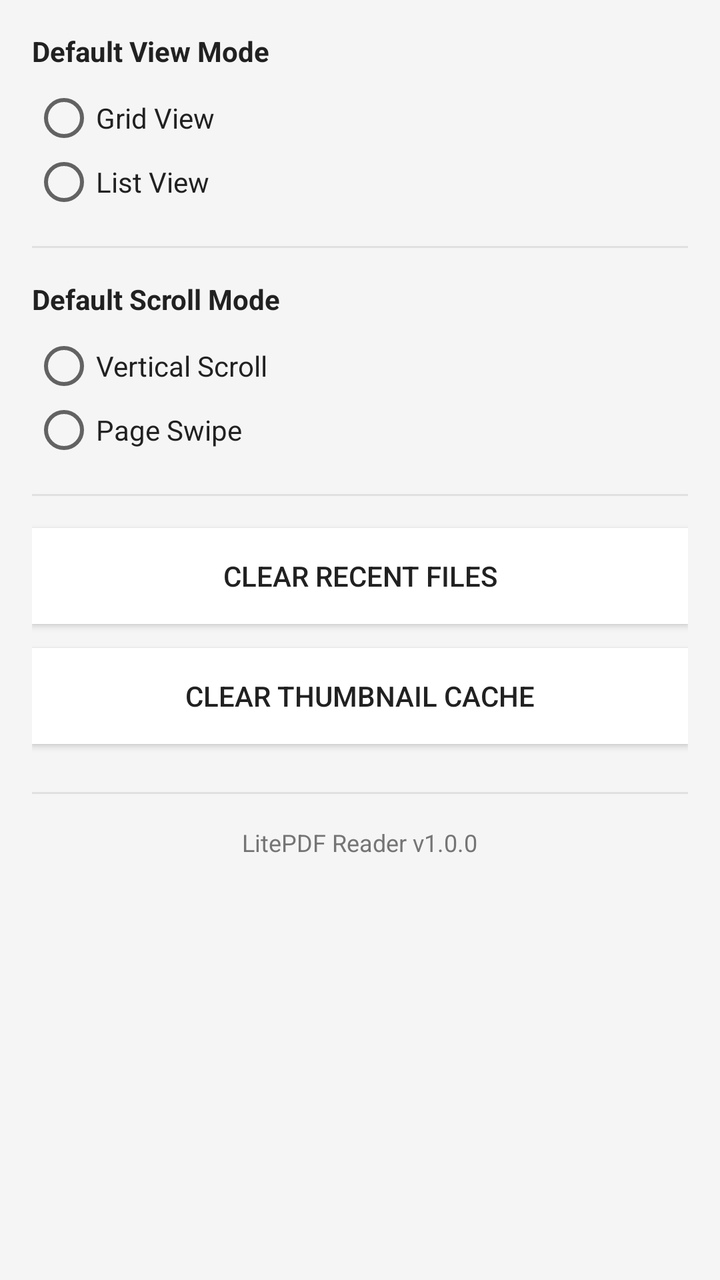
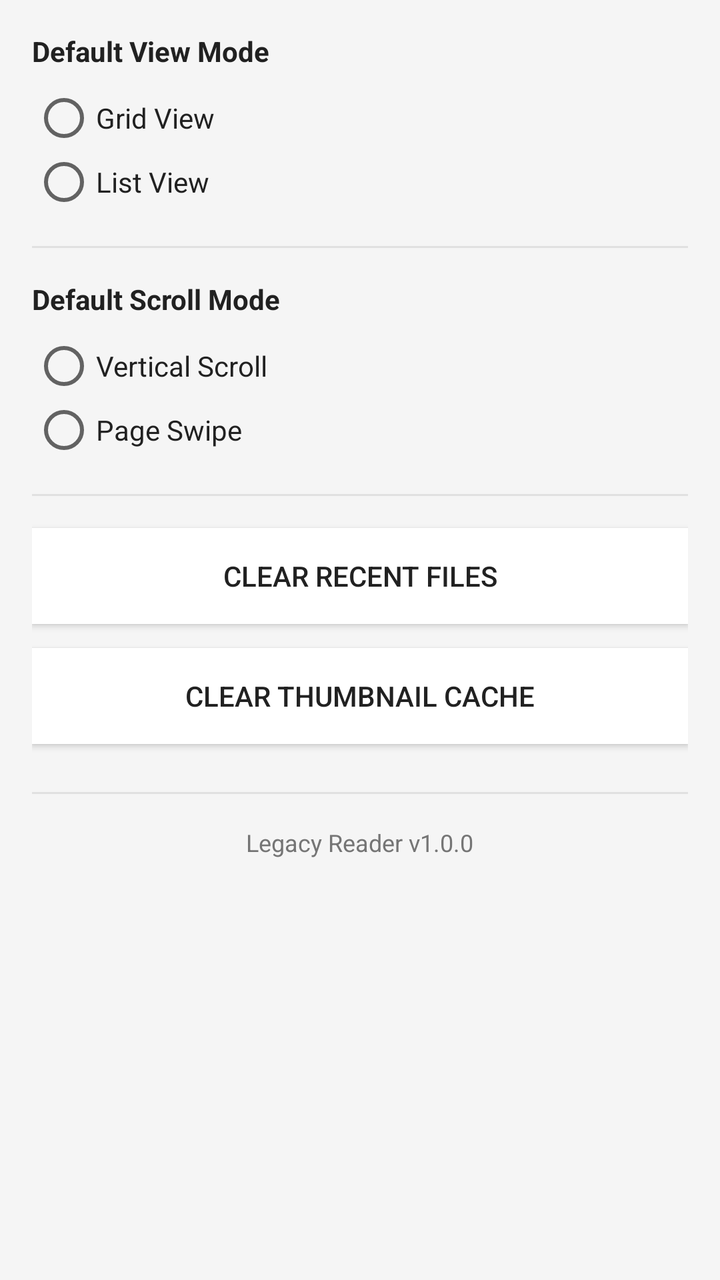

Two renders of the same Android screen: before a commit and after it. Below are the layout's source before the change and the commit's diff.
<!-- AndroidManifest.xml: application theme AppTheme -->
<!-- res/layout/activity_settings.xml -->
<?xml version="1.0" encoding="utf-8"?>
<ScrollView xmlns:android="http://schemas.android.com/apk/res/android"
    android:layout_width="match_parent"
    android:layout_height="match_parent"
    android:background="@color/background">

    <LinearLayout
        android:layout_width="match_parent"
        android:layout_height="wrap_content"
        android:orientation="vertical"
        android:padding="16dp">

        
        <TextView
            android:layout_width="wrap_content"
            android:layout_height="wrap_content"
            android:text="@string/settings_default_view"
            android:textColor="@color/text_primary"
            android:textSize="@dimen/text_primary"
            android:textStyle="bold" />

        <RadioGroup
            android:id="@+id/rg_view_mode"
            android:layout_width="match_parent"
            android:layout_height="wrap_content"
            android:layout_marginTop="8dp"
            android:layout_marginBottom="16dp">

            <RadioButton
                android:id="@+id/rb_view_grid"
                android:layout_width="wrap_content"
                android:layout_height="wrap_content"
                android:text="@string/view_grid"
                android:textColor="@color/text_primary" />

            <RadioButton
                android:id="@+id/rb_view_list"
                android:layout_width="wrap_content"
                android:layout_height="wrap_content"
                android:text="@string/view_list"
                android:textColor="@color/text_primary" />
        </RadioGroup>

        <View
            android:layout_width="match_parent"
            android:layout_height="1dp"
            android:background="@color/divider"
            android:layout_marginBottom="16dp" />

        
        <TextView
            android:layout_width="wrap_content"
            android:layout_height="wrap_content"
            android:text="@string/settings_default_scroll"
            android:textColor="@color/text_primary"
            android:textSize="@dimen/text_primary"
            android:textStyle="bold" />

        <RadioGroup
            android:id="@+id/rg_scroll_mode"
            android:layout_width="match_parent"
            android:layout_height="wrap_content"
            android:layout_marginTop="8dp"
            android:layout_marginBottom="16dp">

            <RadioButton
                android:id="@+id/rb_scroll_vertical"
                android:layout_width="wrap_content"
                android:layout_height="wrap_content"
                android:text="@string/scroll_mode_vertical"
                android:textColor="@color/text_primary" />

            <RadioButton
                android:id="@+id/rb_scroll_page"
                android:layout_width="wrap_content"
                android:layout_height="wrap_content"
                android:text="@string/scroll_mode_page"
                android:textColor="@color/text_primary" />
        </RadioGroup>

        <View
            android:layout_width="match_parent"
            android:layout_height="1dp"
            android:background="@color/divider"
            android:layout_marginBottom="16dp" />

        
        <Button
            android:id="@+id/btn_clear_recent"
            android:layout_width="match_parent"
            android:layout_height="wrap_content"
            android:text="@string/settings_clear_recent"
            android:background="@color/card_background"
            android:textColor="@color/text_primary"
            android:layout_marginBottom="12dp" />

        <Button
            android:id="@+id/btn_clear_cache"
            android:layout_width="match_parent"
            android:layout_height="wrap_content"
            android:text="@string/settings_clear_cache"
            android:background="@color/card_background"
            android:textColor="@color/text_primary"
            android:layout_marginBottom="24dp" />

        <View
            android:layout_width="match_parent"
            android:layout_height="1dp"
            android:background="@color/divider"
            android:layout_marginBottom="16dp" />

        
        <TextView
            android:id="@+id/txt_app_version"
            android:layout_width="wrap_content"
            android:layout_height="wrap_content"
            android:layout_gravity="center_horizontal"
            android:textColor="@color/text_secondary"
            android:textSize="@dimen/text_secondary"
            android:text="LitePDF Reader v1.0.0" />

    </LinearLayout>

</ScrollView>
<!-- resources referenced by this layout -->
<resources>
  <color name="background">#F5F5F5</color>
  <color name="card_background">#FFFFFF</color>
  <color name="divider">#E0E0E0</color>
  <color name="text_primary">#212121</color>
  <color name="text_secondary">#757575</color>
  <dimen name="text_primary">14sp</dimen>
  <dimen name="text_secondary">12sp</dimen>
  <string name="scroll_mode_page">Page Swipe</string>
  <string name="scroll_mode_vertical">Vertical Scroll</string>
  <string name="settings_clear_cache">Clear Thumbnail Cache</string>
  <string name="settings_clear_recent">Clear Recent Files</string>
  <string name="settings_default_scroll">Default Scroll Mode</string>
  <string name="settings_default_view">Default View Mode</string>
  <string name="view_grid">Grid View</string>
  <string name="view_list">List View</string>
  <style name="AppTheme" parent="Theme.AppCompat.Light">
          <item name="colorPrimary">@color/primary</item>
          <item name="colorPrimaryDark">@color/primary_dark</item>
          <item name="colorAccent">@color/accent</item>
          <item name="android:windowBackground">@color/background</item>
          <item name="actionBarStyle">@style/AppActionBar</item>
          <item name="android:actionBarStyle">@style/AppActionBar</item>
      </style>
  <color name="primary">#FFFFFF</color>
  <color name="primary_dark">#E0E0E0</color>
  <color name="accent">#2196F3</color>
  <style name="AppActionBar" parent="Widget.AppCompat.Light.ActionBar">
          <item name="background">@color/action_bar_bg</item>
          <item name="android:background">@color/action_bar_bg</item>
          <item name="titleTextStyle">@style/ActionBarTitle</item>
          <item name="android:titleTextStyle">@style/ActionBarTitle</item>
          <item name="elevation">0dp</item>
      </style>
  <color name="action_bar_bg">#FFFFFF</color>
  <style name="ActionBarTitle" parent="TextAppearance.AppCompat.Widget.ActionBar.Title">
          <item name="android:textColor">@color/action_bar_text</item>
          <item name="android:textSize">18sp</item>
      </style>
  <color name="action_bar_text">#333333</color>
</resources>

<!-- the commit's change to res/layout/activity_settings.xml (unified diff, before → after) -->
@@ -117,7 +117,7 @@
             android:layout_gravity="center_horizontal"
             android:textColor="@color/text_secondary"
             android:textSize="@dimen/text_secondary"
-            android:text="LitePDF Reader v1.0.0" />
+            android:text="Legacy Reader v1.0.0" />
 
     </LinearLayout>
 
